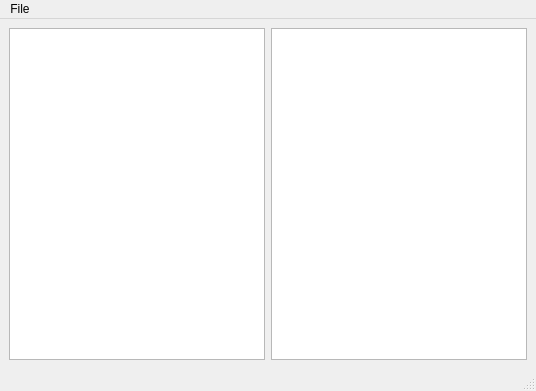
Old version of the form folio.ui in the repository winstonliu/pyfolio.
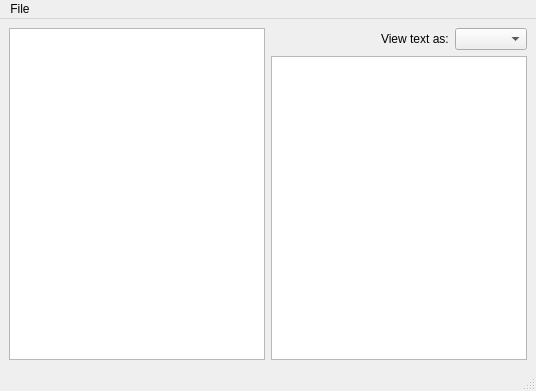
New version of the form.

Commit message: Adding dropdown combobox for markdown vs plain text

Diff of the .ui file:
```diff
--- a/folio.ui
+++ b/folio.ui
@@ -35,6 +35,39 @@
      </widget>
     </item>
     <item>
+     <layout class="QVBoxLayout" name="texteditwidget">
+      <item>
+       <layout class="QHBoxLayout" name="textformatwidget">
+        <item>
+         <spacer name="horizontalSpacer">
+          <property name="orientation">
+           <enum>Qt::Horizontal</enum>
+          </property>
+          <property name="sizeHint" stdset="0">
+           <size>
+            <width>40</width>
+            <height>20</height>
+           </size>
+          </property>
+         </spacer>
+        </item>
+        <item>
+         <widget class="QLabel" name="textFormatLabel">
+          <property name="text">
+           <string>View text as:</string>
+          </property>
+         </widget>
+        </item>
+        <item>
+         <widget class="QComboBox" name="textFormatComboBox">
+          <property name="currentIndex">
+           <number>-1</number>
+          </property>
+         </widget>
+        </item>
+       </layout>
+      </item>
+      <item>
      <widget class="QTextEdit" name="textEdit">
       <property name="font">
        <font>
@@ -52,6 +85,8 @@
        <bool>true</bool>
       </property>
      </widget>
+      </item>
+     </layout>
     </item>
    </layout>
   </widget>
```
Lines whose indentation alone changed are shown as unchanged. The commit also changes 2 other files.
